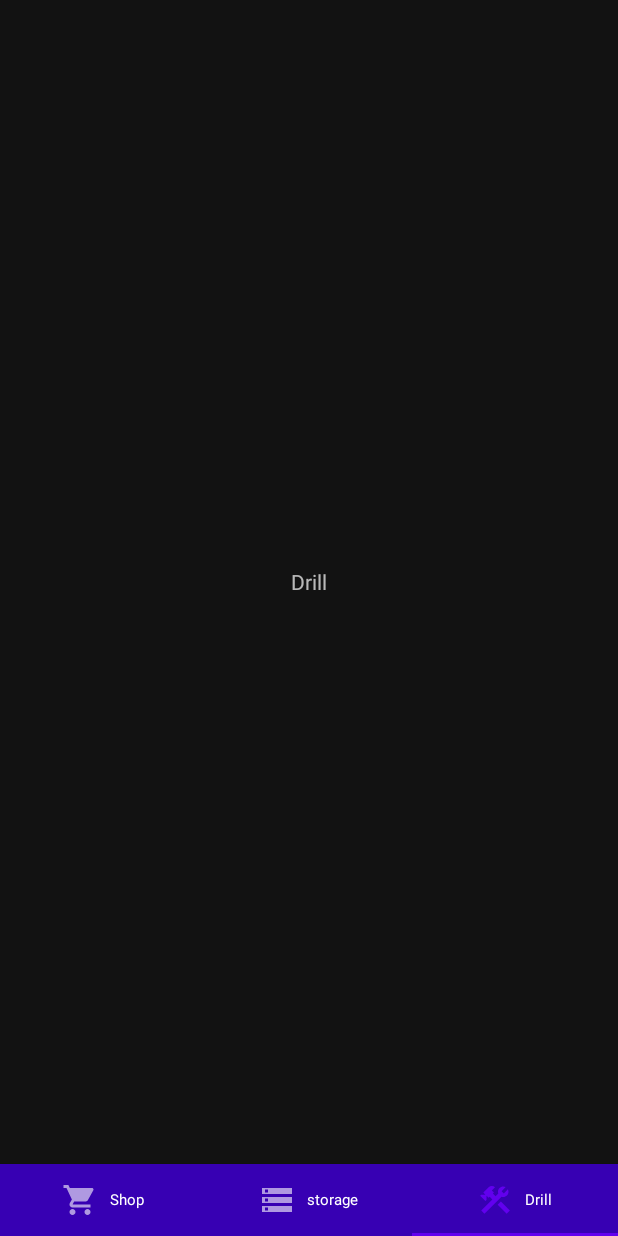
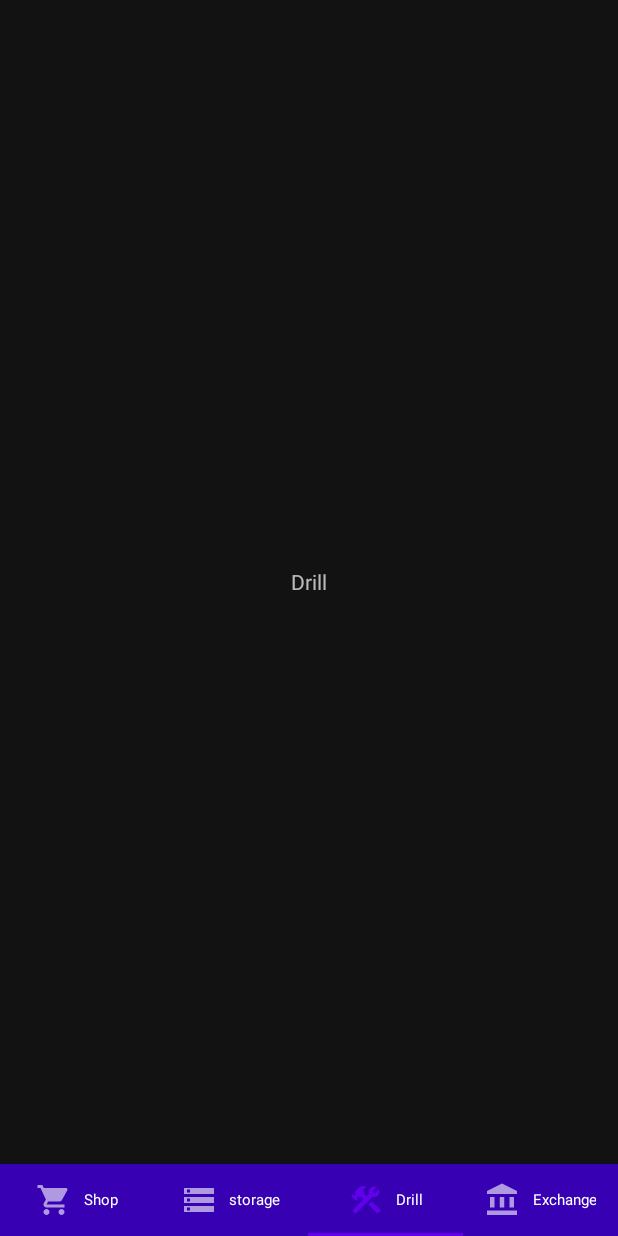
Before and after one commit to VitaliKhileuski/MinerClicker, an Android app: the screen it shows after launch (MainActivity), item 3 of the bottom bar chosen, on a phone screen of 412 x 824 dp. Run offline under Robolectric (Android 15) with nearby library versions, the phone set to English and light mode, and no system bars.

Commit message:
added exchange fragment to tabs

```diff
--- a/Miner_Clicker/app/src/main/java/com/example/miner_clicker/MainActivity.kt
+++ b/Miner_Clicker/app/src/main/java/com/example/miner_clicker/MainActivity.kt
@@ -5,6 +5,7 @@ import android.os.Bundle
 import androidx.viewpager.widget.ViewPager
 import com.example.miner_clicker.adapters.ViewPagerAdapter
 import com.example.miner_clicker.fragments.DrillFragment
+import com.example.miner_clicker.fragments.ExchangeFragment
 import com.example.miner_clicker.fragments.ShopFragment
 import com.example.miner_clicker.fragments.StorageFragment
 import com.google.android.material.tabs.TabLayout
@@ -26,6 +27,7 @@ class MainActivity : AppCompatActivity() {
         adapter.addFragment(ShopFragment(),"Shop")
         adapter.addFragment(StorageFragment(),"storage")
         adapter.addFragment(DrillFragment(), "Drill")
+        adapter.addFragment(ExchangeFragment(), "Exchange")
         viewPager = findViewById(R.id.viewPager)
         viewPager.adapter = adapter
         tabs = findViewById(R.id.tabs)
@@ -34,5 +36,6 @@ class MainActivity : AppCompatActivity() {
         tabs.getTabAt(0)!!.setIcon(R.drawable.ic_baseline_shopping_cart_24)
         tabs.getTabAt(1)!!.setIcon(R.drawable.ic_baseline_storage_24)
         tabs.getTabAt(2)!!.setIcon(R.drawable.ic_baseline_construction_24)
+        tabs.getTabAt(3)!!.setIcon(R.drawable.ic_baseline_account_balance_24)
     }
 }
--- /dev/null
+++ b/Miner_Clicker/app/src/main/java/com/example/miner_clicker/fragments/ExchangeFragment.kt
@@ -0,0 +1,26 @@
+package com.example.miner_clicker.fragments
+
+import android.os.Bundle
+import androidx.fragment.app.Fragment
+import android.view.LayoutInflater
+import android.view.View
+import android.view.ViewGroup
+import com.example.miner_clicker.R
+
+
+class ExchangeFragment : Fragment() {
+
+    override fun onCreate(savedInstanceState: Bundle?) {
+        super.onCreate(savedInstanceState)
+    }
+
+    override fun onCreateView(
+        inflater: LayoutInflater, container: ViewGroup?,
+        savedInstanceState: Bundle?
+    ): View? {
+        // Inflate the layout for this fragment
+        return inflater.inflate(R.layout.fragment_exchange, container, false)
+    }
+
+
+}
--- /dev/null
+++ b/Miner_Clicker/app/src/main/res/drawable/ic_baseline_account_balance_24.xml
@@ -0,0 +1,9 @@
+<vector android:height="24dp" android:tint="#FFFFFF"
+    android:viewportHeight="24" android:viewportWidth="24"
+    android:width="24dp" xmlns:android="http://schemas.android.com/apk/res/android">
+    <path android:fillColor="@android:color/white" android:pathData="M4,10h3v7h-3z"/>
+    <path android:fillColor="@android:color/white" android:pathData="M10.5,10h3v7h-3z"/>
+    <path android:fillColor="@android:color/white" android:pathData="M2,19h20v3h-20z"/>
+    <path android:fillColor="@android:color/white" android:pathData="M17,10h3v7h-3z"/>
+    <path android:fillColor="@android:color/white" android:pathData="M12,1l-10,5l0,2l20,0l0,-2z"/>
+</vector>
```
Also changed, not shown: Miner_Clicker/app/src/main/res/layout/fragment_exchange.xml (added, +19 -0 lines).
